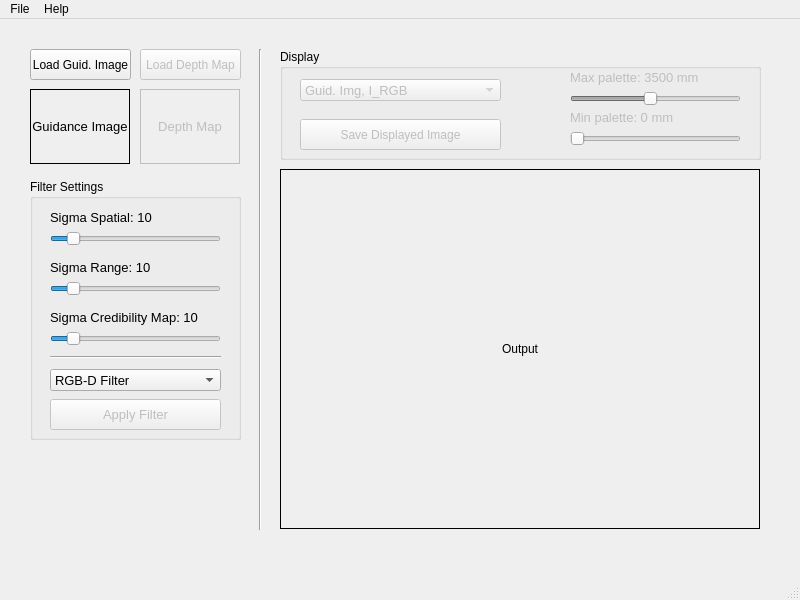
Qt form mainwindow.ui (fgarciab/DepthEnhancement) before a commit.
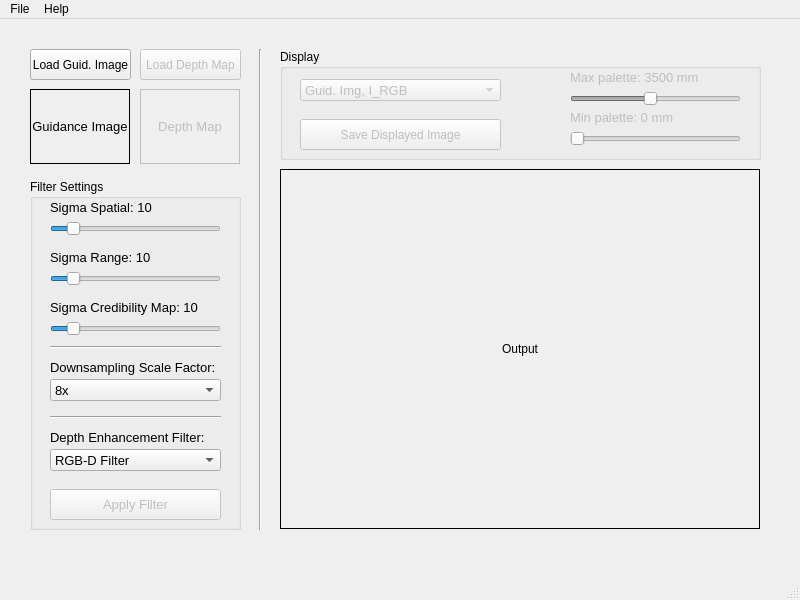
The same form after that commit.

Commit message: Add the possibility to set the scale factor in the GUI

Patch:
```diff
--- a/mainwindow.ui
+++ b/mainwindow.ui
@@ -32,7 +32,7 @@
       <x>30</x>
       <y>160</y>
       <width>211</width>
-      <height>261</height>
+      <height>351</height>
      </rect>
     </property>
     <property name="title">
@@ -42,7 +42,7 @@
      <property name="geometry">
       <rect>
        <x>20</x>
-       <y>50</y>
+       <y>40</y>
        <width>171</width>
        <height>19</height>
       </rect>
@@ -61,7 +61,7 @@
      <property name="geometry">
       <rect>
        <x>20</x>
-       <y>30</y>
+       <y>20</y>
        <width>171</width>
        <height>16</height>
       </rect>
@@ -81,7 +81,7 @@
      <property name="geometry">
       <rect>
        <x>20</x>
-       <y>80</y>
+       <y>70</y>
        <width>171</width>
        <height>16</height>
       </rect>
@@ -101,7 +101,7 @@
      <property name="geometry">
       <rect>
        <x>20</x>
-       <y>100</y>
+       <y>90</y>
        <width>171</width>
        <height>19</height>
       </rect>
@@ -120,7 +120,7 @@
      <property name="geometry">
       <rect>
        <x>20</x>
-       <y>130</y>
+       <y>120</y>
        <width>191</width>
        <height>16</height>
       </rect>
@@ -143,7 +143,7 @@
      <property name="geometry">
       <rect>
        <x>20</x>
-       <y>150</y>
+       <y>140</y>
        <width>171</width>
        <height>19</height>
       </rect>
@@ -171,7 +171,7 @@
      <property name="geometry">
       <rect>
        <x>20</x>
-       <y>170</y>
+       <y>230</y>
        <width>171</width>
        <height>16</height>
       </rect>
@@ -184,7 +184,7 @@
      <property name="geometry">
       <rect>
        <x>20</x>
-       <y>190</y>
+       <y>270</y>
        <width>171</width>
        <height>22</height>
       </rect>
@@ -262,7 +262,7 @@
      <property name="geometry">
       <rect>
        <x>20</x>
-       <y>220</y>
+       <y>310</y>
        <width>171</width>
        <height>31</height>
       </rect>
@@ -276,6 +276,104 @@
       <string>Apply Filter</string>
      </property>
     </widget>
+    <widget class="Line" name="line_0">
+     <property name="geometry">
+      <rect>
+       <x>20</x>
+       <y>160</y>
+       <width>171</width>
+       <height>16</height>
+      </rect>
+     </property>
+     <property name="orientation">
+      <enum>Qt::Horizontal</enum>
+     </property>
+    </widget>
+    <widget class="QComboBox" name="ui_cb_dataFusion_Downsampling">
+     <property name="geometry">
+      <rect>
+       <x>20</x>
+       <y>200</y>
+       <width>171</width>
+       <height>22</height>
+      </rect>
+     </property>
+     <property name="font">
+      <font>
+       <pointsize>10</pointsize>
+       <weight>50</weight>
+       <bold>false</bold>
+      </font>
+     </property>
+     <property name="currentIndex">
+      <number>3</number>
+     </property>
+     <item>
+      <property name="text">
+       <string>1x</string>
+      </property>
+     </item>
+     <item>
+      <property name="text">
+       <string>2x</string>
+      </property>
+     </item>
+     <item>
+      <property name="text">
+       <string>4x</string>
+      </property>
+     </item>
+     <item>
+      <property name="text">
+       <string>8x</string>
+      </property>
+     </item>
+     <item>
+      <property name="text">
+       <string>16x</string>
+      </property>
+     </item>
+    </widget>
+    <widget class="QLabel" name="ui_lbl_downsampling_factor">
+     <property name="geometry">
+      <rect>
+       <x>20</x>
+       <y>180</y>
+       <width>171</width>
+       <height>16</height>
+      </rect>
+     </property>
+     <property name="font">
+      <font>
+       <pointsize>10</pointsize>
+       <weight>50</weight>
+       <bold>false</bold>
+      </font>
+     </property>
+     <property name="text">
+      <string>Downsampling Scale Factor:</string>
+     </property>
+    </widget>
+    <widget class="QLabel" name="ui_lbl_filter">
+     <property name="geometry">
+      <rect>
+       <x>20</x>
+       <y>250</y>
+       <width>171</width>
+       <height>16</height>
+      </rect>
+     </property>
+     <property name="font">
+      <font>
+       <pointsize>10</pointsize>
+       <weight>50</weight>
+       <bold>false</bold>
+      </font>
+     </property>
+     <property name="text">
+      <string>Depth Enhancement Filter:</string>
+     </property>
+    </widget>
    </widget>
    <widget class="QGroupBox" name="ui_gb_Display">
     <property name="geometry">
```
Left out of the diff: 2 changed lines with no effect on the pictures. The commit also changes 3 other files.
